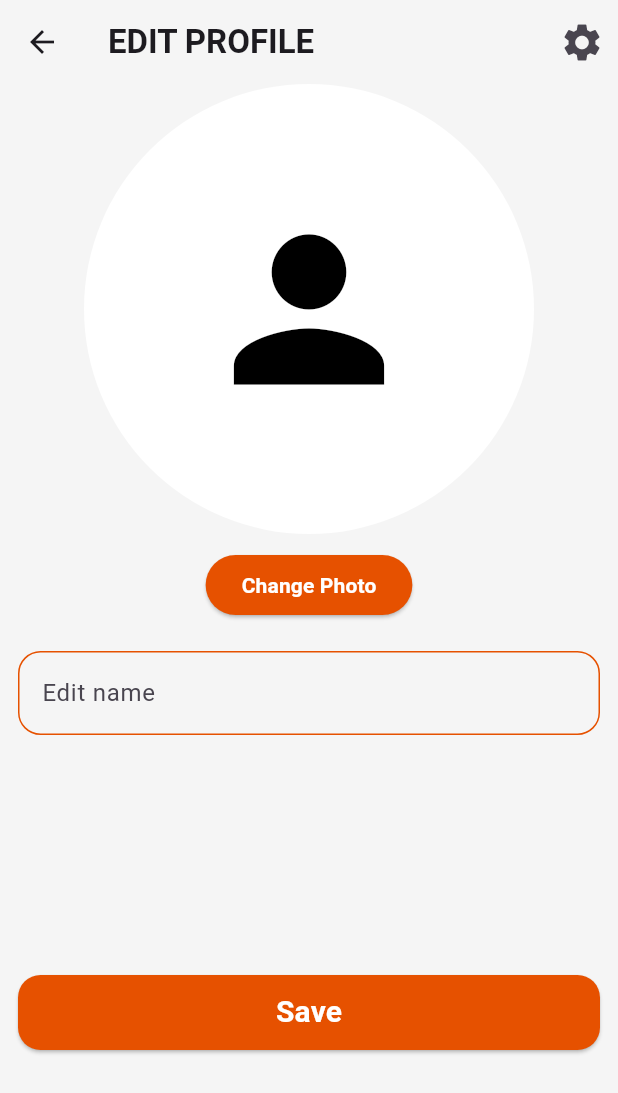
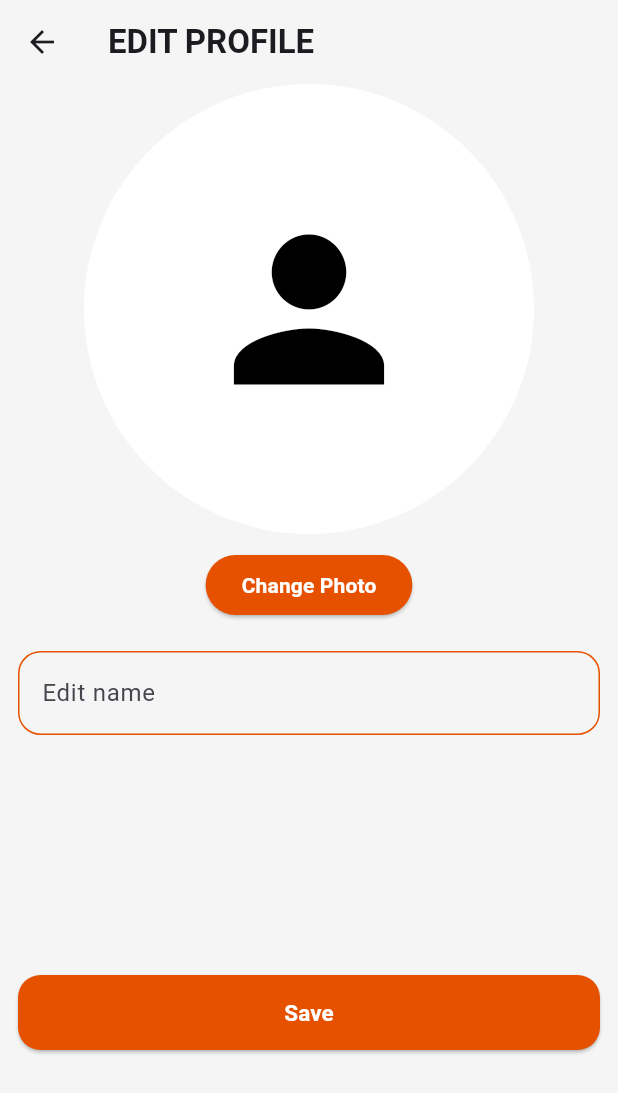
Before and after one commit to TechPyllars2024/AutoCareCarOwners, a Flutter app: the CarOwnerEditProfile screen opened directly with empty values, on a phone screen of 412 x 824 dp. Shown: the top 1093 px of the screen. Run offline on Flutter 3.47's test engine with Material 3 defaults, Android fonts, the phone set to English and light mode, and no system bars; our stand-ins replace cloud_firestore, curved_navigation_bar, firebase_auth, firebase_core, firebase_storage, flutter_animate and 4 more; missing offline and left inert: flutter_pannable_rating_bar; accounts and stored records are empty.

Commit message:
update: removed profile settings

```diff
--- a/lib/ProfileManagement/screens/car_owner_edit_profile.dart
+++ b/lib/ProfileManagement/screens/car_owner_edit_profile.dart
@@ -81,14 +81,14 @@ class _CarOwnerEditProfileState extends State<CarOwnerEditProfile> {
           style: TextStyle(fontWeight: FontWeight.bold),
         ),
 
-        actions: [
-          IconButton(
-              onPressed: () => {},
-              icon: const Icon(
-                Icons.settings,
-                size: 30,
-              )),
-        ],
+        // actions: [
+        //   IconButton(
+        //       onPressed: () => {},
+        //       icon: const Icon(
+        //         Icons.settings,
+        //         size: 30,
+        //       )),
+        // ],
       ),
       body: _isLoading
           ? const Center(child: CircularProgressIndicator())
@@ -165,7 +165,7 @@ class _CarOwnerEditProfileState extends State<CarOwnerEditProfile> {
                         style: TextStyle(
                             fontWeight: FontWeight.bold,
                             color: Colors.white,
-                            fontSize: 20),
+                            fontSize: 15),
                       ),
                     ),
                   ),
```
